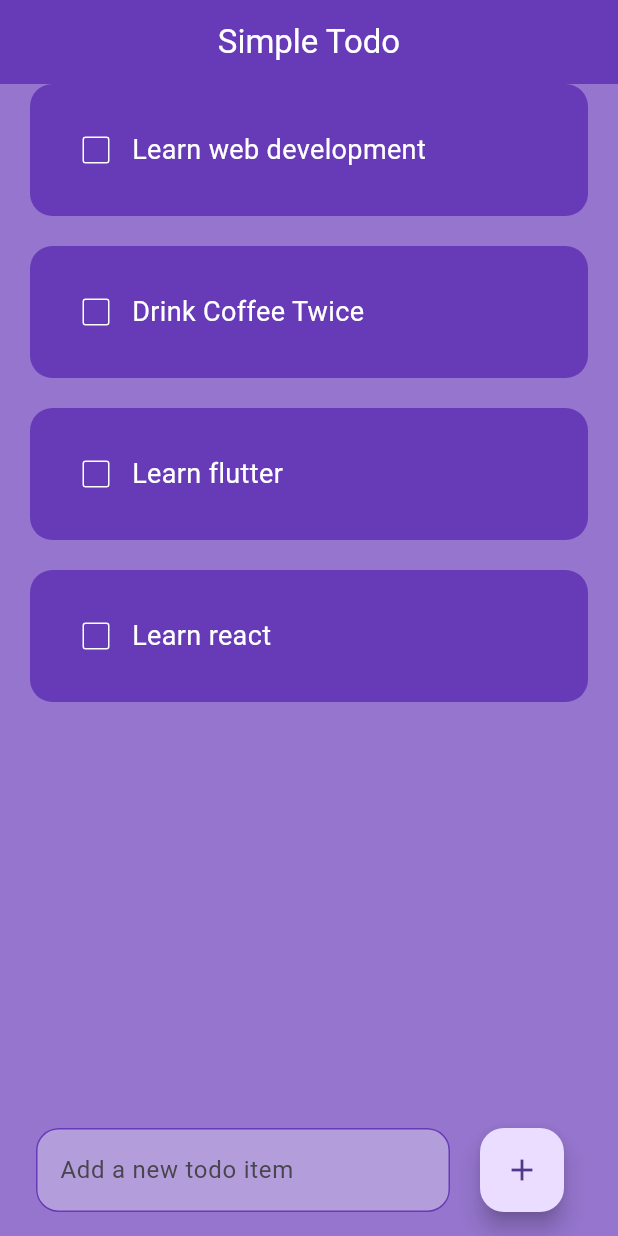
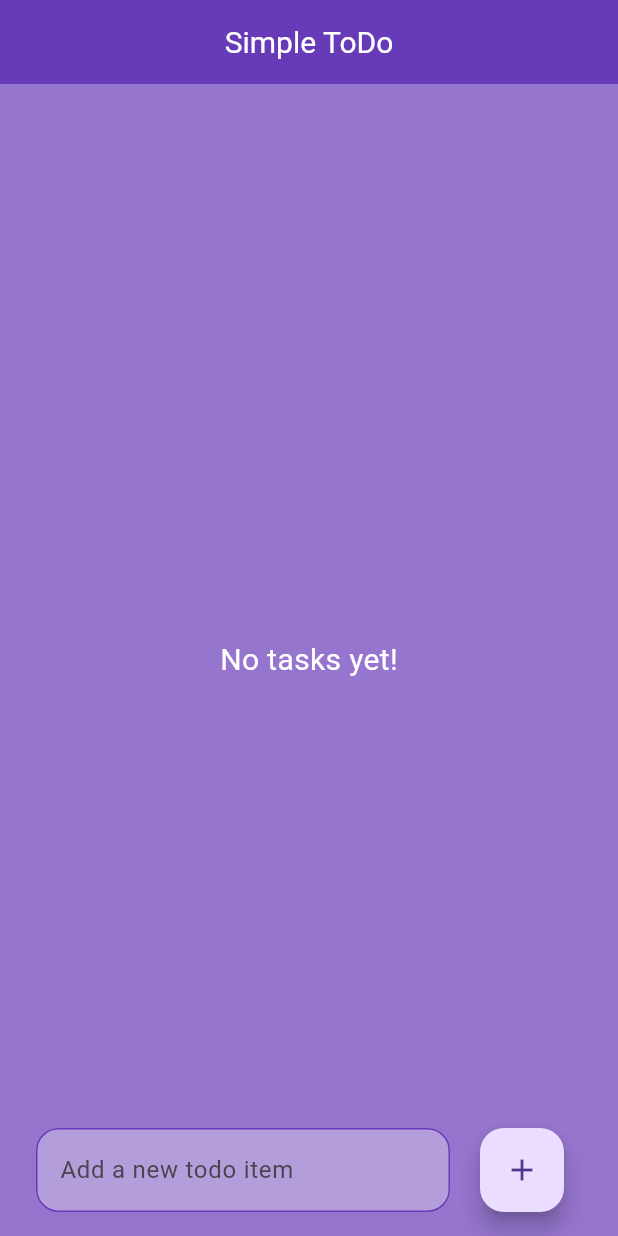
Before and after one commit to 8xNehanSS/flutter-todo-application, a Flutter app: the screen it shows after launch, on a phone screen of 412 x 824 dp. Run offline on Flutter 3.47's test engine with Material 3 defaults, Android fonts, the phone set to English and light mode, and no system bars; drawn by our look-alikes of flutter_slidable; Roboto replaces fonts that are missing (Poppins).

Commit message:
local task storage implemented

```diff
--- a/lib/pages/home_page.dart
+++ b/lib/pages/home_page.dart
@@ -1,5 +1,8 @@
+import 'dart:io';
+
 import 'package:flutter/material.dart';
 import 'package:flutter_todo/utils/todo_list.dart';
+import 'package:path_provider/path_provider.dart';
 
 class HomePage extends StatefulWidget {
   HomePage({super.key});
@@ -10,30 +13,112 @@ class HomePage extends StatefulWidget {
 
 class _HomePageState extends State<HomePage> {
   final _controller = TextEditingController();
-  List todoList = [
-    ['Learn web development', false],
-    ['Drink Coffee Twice', false],
-    ['Learn flutter', false],
-    ['Learn react', false],
-  ];
+  List todoList = [];
+
+  Future<String> get _localPath async {
+    final directory = await getApplicationDocumentsDirectory();
+    return directory.path;
+  }
+
+  Future<File> get _localFile async {
+    final path = await _localPath;
+    return File('$path/tasks.txt');
+  }
+
+  Future<File> deleteTasks() async {
+    final file = await _localFile;
+    return file.writeAsString('');
+  }
+
+  Future<String?> readTasks() async {
+    try {
+      final file = await _localFile;
+      final contents = await file.readAsString();
+      return contents;
+    } catch (e) {
+      return null;
+    }
+  }
+
+  Future<List<List<dynamic>>> readTasksList() async {
+    final contents = await readTasks();
+    if (contents == null) {
+      return [];
+    }
+    final List<List<dynamic>> tasks = [];
+    final List splittedTasks = contents.split('\n');
+    splittedTasks.removeLast();
+    for (var i = 0; i < splittedTasks.length; i++) {
+      final task = splittedTasks[i].split('%20');
+      final b = stringToBool(task[1]);
+      tasks.add([task[0], b]);
+    }
+    return tasks;
+  }
+
+  bool stringToBool(String str) {
+    return str.toLowerCase() == 'true';
+  }
+
+  Future<File> writeTasks(String task) async {
+    final file = await _localFile;
+    return file.writeAsString('$task\n', mode: FileMode.append);
+  }
+
+  Future<File> writeTaskStatus(String task, bool status, int index) async {
+    final file = await _localFile;
+    final newTask = '$task%20$status';
+    final contents = await file.readAsString();
+    final newContents = contents.split('\n');
+    newContents.removeAt(index);
+    newContents.insert(index, newTask);
+    final newFile = await _localFile;
+    return newFile.writeAsString(newContents.join('\n'));
+  }
+
+  Future<File> deleteTaskFile(int index) async {
+    final file = await _localFile;
+    final contents = await file.readAsString();
+    final newContents = contents.split('\n');
+    newContents.removeAt(index);
+    final newFile = await _localFile;
+    return newFile.writeAsString(newContents.join('\n'));
+  }
 
   void checkBoxChanged(int index) {
     setState(() {
+      writeTaskStatus(todoList[index][0], !todoList[index][1], index);
       todoList[index][1] = !todoList[index][1];
     });
   }
 
   void saveNewTask() {
     setState(() {
+      writeTasks('${_controller.text}%20false');
       todoList.add([_controller.text, false]);
       _controller.clear();
     });
   }
 
+  void loadTasks() {
+    readTasksList().then((value) {
+      setState(() {
+        todoList = value;
+      });
+    });
+  }
+
   void deleteTask(int index) {
     setState(() {
+      deleteTaskFile(index);
       todoList.removeAt(index);
     });
+  }
+
+  @override
+  void initState() {
+    super.initState();
+    loadTasks();
   }
 
   @override
@@ -43,13 +128,42 @@ class _HomePageState extends State<HomePage> {
       appBar: AppBar(
         centerTitle: true,
         title: const Text(
-          'Simple Todo',
+          'Simple ToDo',
           textAlign: TextAlign.center,
+          style: TextStyle(
+            fontSize: 20,
+            fontFamily: 'Poppins',
+            color: Colors.white,
+          ),
         ),
         backgroundColor: Colors.deepPurple,
         foregroundColor: Colors.white,
       ),
-      body: ListView.builder(
+      body: todoList.isEmpty
+          ? const Center(
+              child: Text(
+                'No tasks yet!',
+                style: TextStyle(
+                  fontSize: 20,
+                  color: Colors.white,
+                ),
+              ),
+            )
+          : Padding(
+              padding: const EdgeInsets.only(bottom: 90),
+              child: Column(
+                children: [
+                  const SizedBox(height: 20),
+                  Text(
+                    'Today is ${DateTime.now().day}/${DateTime.now().month}/${DateTime.now().year}',
+                    style: const TextStyle(
+                      fontSize: 20,
+                      color: Colors.white,
+                    ),
+                  ),
+                  const SizedBox(height: 20),
+                  Expanded(
+                    child: ListView.builder(
                         itemCount: todoList.length,
                         itemBuilder: (BuildContext context, index) {
                           return TodoList(
@@ -59,6 +173,10 @@ class _HomePageState extends State<HomePage> {
                             deleteFunction: (context) => deleteTask(index),
                           );
                         }),
+                  ),
+                ],
+              ),
+            ),
       floatingActionButton: Padding(
         padding: const EdgeInsets.symmetric(horizontal: 20),
         child: Row(
```
Lines whose indentation alone changed are shown as unchanged.
